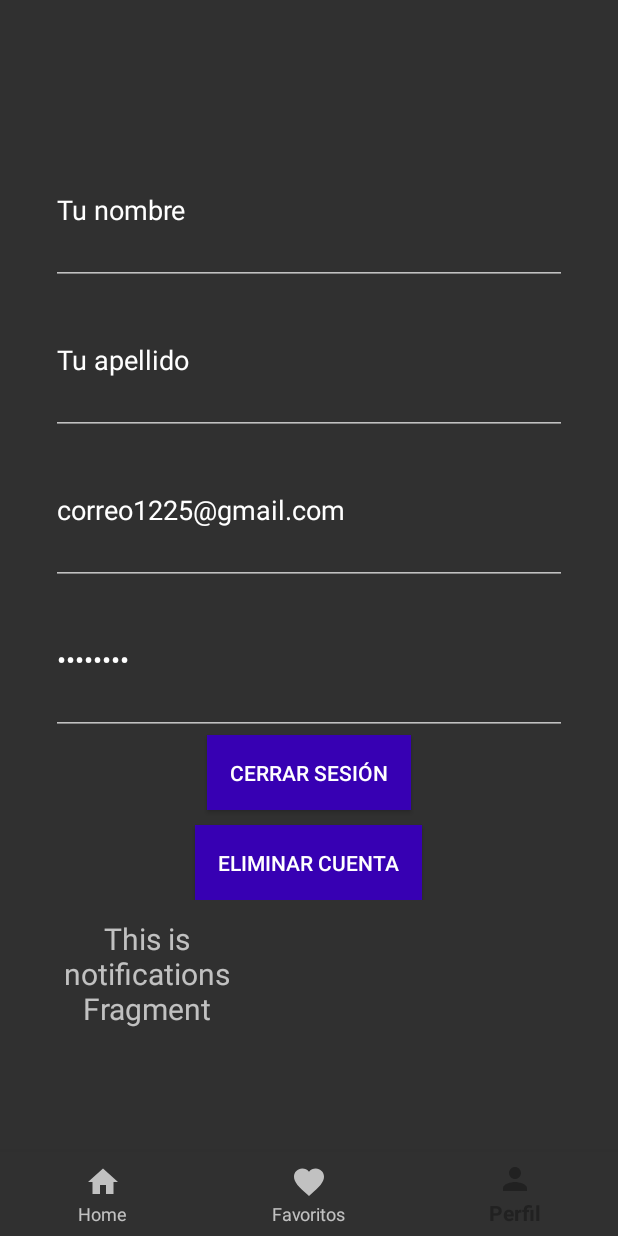
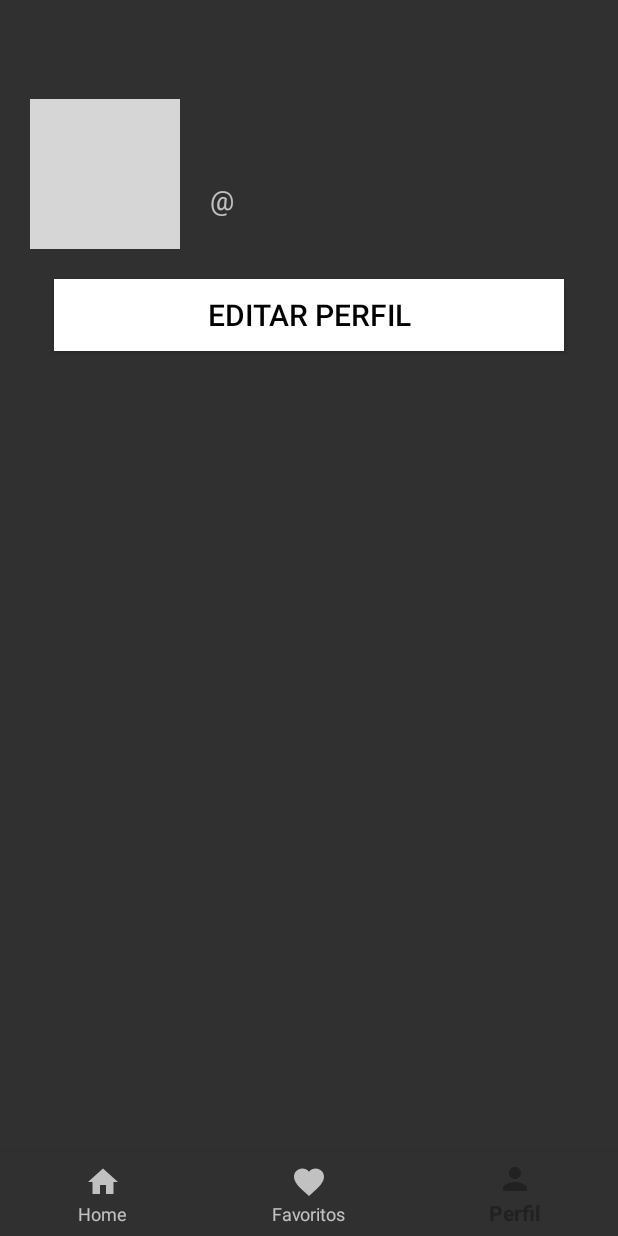
Before and after one commit to luciaortizn/AppCine, an Android app: the PerfilFragment screen opened through its navigation route, on a phone screen of 412 x 824 dp. Run offline under Robolectric (Android 15) with nearby library versions, the light colour scheme and no system bars; our stand-ins replace navigation-ui; grey boxes are pictures that could not be loaded.

Commit message:
Obtener datos User

```diff
--- a/app/src/main/AndroidManifest.xml
+++ b/app/src/main/AndroidManifest.xml
@@ -19,6 +19,9 @@
         android:theme="@style/Theme.AppCompat"
         tools:targetApi="31">
         <activity
+            android:name=".ui.editUser.EditUser"
+            android:exported="false" />
+        <activity
             android:name=".ui.auth.Login"
             android:exported="false" />
         <activity
@@ -29,9 +32,6 @@
             android:exported="false" />
         <activity
             android:name=".MainActivity2"
-            android:exported="false" />
-        <activity
-            android:name=".PerfilActivity"
             android:exported="false" />
         <activity
             android:name=".Splash"
--- a/app/src/main/java/com/example/appcine/ui/perfil/PerfilFragment.kt
+++ b/app/src/main/java/com/example/appcine/ui/perfil/PerfilFragment.kt
@@ -1,39 +1,57 @@
 package com.example.appcine.ui.perfil
 
+import android.content.Context
+import android.content.Intent
+import android.content.SharedPreferences
 import android.os.Bundle
 import android.view.LayoutInflater
 import android.view.View
 import android.view.ViewGroup
-import android.widget.TextView
 import androidx.fragment.app.Fragment
-import androidx.lifecycle.ViewModelProvider
-import com.example.appcine.databinding.FragmentNotificationsBinding
-
+import com.example.appcine.R
+import com.example.appcine.databinding.FragmentUserBinding
+import com.example.appcine.ui.editUser.EditUser
 
 class PerfilFragment : Fragment() {
 
-    private var _binding: FragmentNotificationsBinding? = null
+    private var _binding: FragmentUserBinding? = null
 
     // This property is only valid between onCreateView and
     // onDestroyView.
     private val binding get() = _binding!!
+
+    private lateinit var sharedPreferences: SharedPreferences
 
     override fun onCreateView(
         inflater: LayoutInflater,
         container: ViewGroup?,
         savedInstanceState: Bundle?
     ): View {
-        val notificationsViewModel =
-            ViewModelProvider(this).get(NotificationsViewModel::class.java)
+        _binding = FragmentUserBinding.inflate(inflater, container, false)
+        val view = binding.root
 
-        _binding = FragmentNotificationsBinding.inflate(inflater, container, false)
-        val root: View = binding.root
+        sharedPreferences = requireActivity().getSharedPreferences("myPrefs", Context.MODE_PRIVATE)
 
-        val textView: TextView = binding.textNotifications
-        notificationsViewModel.text.observe(viewLifecycleOwner) {
-            textView.text = it
+        val username = sharedPreferences.getString("username", "")
+        val firstName = sharedPreferences.getString("firstName", "")
+
+        if (username != null && firstName != null) {
+            println("Username: $username")
+            println("First Name: $firstName")
         }
-        return root
+
+        val formattedUsername = "@$username"
+
+        binding.textFirstName.text = firstName
+        binding.textUsername.text = formattedUsername
+
+        binding.btnEditProfile.setOnClickListener{
+            val intent = Intent(activity, EditUser::class.java)
+            startActivity(intent)
+            activity?.overridePendingTransition(R.anim.fade_in, R.anim.fade_out)
+        }
+
+        return  view
     }
 
     override fun onDestroyView() {
--- a/app/src/main/res/drawable/button_form.xml
+++ b/app/src/main/res/drawable/button_form.xml
@@ -3,10 +3,10 @@
     <!-- Fondo del botón -->
     <item android:id="@android:id/background">
         <shape>
-            <solid android:color="@color/background" />
+            <solid android:color="@color/white" />
             <stroke
-                android:width="1.5dp"
-                android:color="#000000" />
+                android:width="4dp"
+                android:color="@color/white" />
             <corners android:radius="0dp" />
         </shape>
     </item>
--- a/app/src/main/res/layout/activity_splash.xml
+++ b/app/src/main/res/layout/activity_splash.xml
@@ -10,7 +10,7 @@
         android:id="@+id/logoImageView"
         android:layout_width="wrap_content"
         android:layout_height="wrap_content"
-        android:src="@drawable/logo"
-        android:layout_centerInParent="true"/>
+        android:layout_centerInParent="true"
+        android:src="@drawable/logo" />
 
 </RelativeLayout>
--- a/app/src/main/res/layout/fragment_notifications.xml
+++ /dev/null
@@ -1,85 +0,0 @@
-<?xml version="1.0" encoding="utf-8"?>
-<GridLayout xmlns:android="http://schemas.android.com/apk/res/android"
-    xmlns:app="http://schemas.android.com/apk/res-auto"
-    xmlns:tools="http://schemas.android.com/tools"
-    android:layout_width="match_parent"
-    android:layout_height="match_parent"
-    android:orientation="vertical"
-    tools:context=".ui.perfil.PerfilFragment"
-    android:columnCount="2"
-    android:rowCount="5"
-    android:alignmentMode="alignMargins"
-    android:columnOrderPreserved="false"
-    android:useDefaultMargins="true"
-    android:padding="30dp">
-    <LinearLayout
-        android:gravity="center"
-        android:layout_width="match_parent"
-        android:layout_height="wrap_content"
-        android:orientation="vertical">
-
-        <EditText
-            android:layout_width="match_parent"
-            android:text="Tu nombre"
-            android:layout_height="100dp"
-
-            />
-
-        <EditText
-            android:layout_width="match_parent"
-            android:layout_height="100dp"
-            android:text="Tu apellido"
-            />
-
-
-
-        <EditText
-
-            android:layout_width="match_parent"
-            android:layout_height="100dp"
-            android:text="correo1225@gmail.com"
-            />
-
-
-
-
-        <EditText
-            android:inputType="textPassword"
-            android:layout_width="match_parent"
-            android:layout_height="100dp"
-            android:text="12345Ts#"
-            />
-        <Button
-            android:id="@+id/button"
-            android:layout_width="wrap_content"
-            android:layout_height="wrap_content"
-            android:padding="15dp"
-            android:background="@color/design_default_color_primary_dark"
-            android:layout_marginBottom="10dp"
-            android:text="Cerrar sesión" />
-
-        <Button
-            android:id="@+id/button2"
-            android:padding="15dp"
-            android:background="@color/design_default_color_primary_dark"
-            android:layout_width="wrap_content"
-            android:layout_height="wrap_content"
-            android:text="Eliminar cuenta" />
-    </LinearLayout>
-
-
-    <TextView
-        android:id="@+id/text_notifications"
-        android:layout_width="120dp"
-        android:layout_height="wrap_content"
-        android:layout_row="1"
-        android:layout_column="0"
-        android:layout_columnSpan="1"
-        android:layout_marginStart="8dp"
-        android:layout_marginTop="8dp"
-        android:layout_marginEnd="8dp"
-        android:text="Esto son los favoritos"
-        android:textAlignment="center"
-        android:textSize="20sp" />
-
-</GridLayout>
--- /dev/null
+++ b/app/src/main/res/layout/fragment_user.xml
@@ -0,0 +1,61 @@
+<?xml version="1.0" encoding="utf-8"?>
+<GridLayout xmlns:android="http://schemas.android.com/apk/res/android"
+    xmlns:app="http://schemas.android.com/apk/res-auto"
+    xmlns:tools="http://schemas.android.com/tools"
+    android:layout_width="match_parent"
+    android:layout_height="match_parent"
+    android:orientation="vertical"
+    tools:context=".ui.perfil.PerfilFragment"
+    android:padding="10dp">
+
+    <LinearLayout
+        android:gravity="center_vertical"
+        android:layout_width="match_parent"
+        android:layout_height="wrap_content"
+        android:orientation="horizontal">
+
+        <ImageView
+            android:id="@+id/circle"
+            android:layout_width="100dp"
+            android:layout_height="100dp"
+            android:src="@drawable/circular_button"
+            android:layout_marginStart="10dp"
+            android:layout_marginEnd="20dp" />
+
+        <LinearLayout
+            android:layout_width="wrap_content"
+            android:layout_height="wrap_content"
+            android:orientation="vertical">
+
+            <TextView
+                android:id="@+id/textFirstName"
+                android:layout_width="wrap_content"
+                android:layout_height="wrap_content"
+                android:text="@string/name"
+                android:layout_gravity="center_vertical"
+                android:textSize="18sp"
+                android:layout_marginBottom="10dp"/>
+
+            <TextView
+                android:id="@+id/textUsername"
+                android:layout_width="wrap_content"
+                android:layout_height="wrap_content"
+                android:text="@string/username"
+                android:layout_gravity="center_vertical"
+                android:textSize="18sp" />
+        </LinearLayout>
+
+    </LinearLayout>
+
+    <androidx.appcompat.widget.AppCompatButton
+        android:id="@+id/btnEditProfile"
+        android:layout_width="340dp"
+        android:layout_height="wrap_content"
+        android:layout_gravity="center_horizontal"
+        android:layout_marginTop="20dp"
+        android:background="@drawable/button_form"
+        android:textSize="20dp"
+        android:text="@string/editProfile"
+        android:textColor="@color/black"/>
+
+</GridLayout>
--- a/app/src/main/res/navigation/mobile_navegation2.xml
+++ b/app/src/main/res/navigation/mobile_navegation2.xml
@@ -21,5 +21,5 @@
         android:id="@+id/navigation_notifications"
         android:name="com.example.appcine.ui.perfil.PerfilFragment"
         android:label="@string/perfil"
-        tools:layout="@layout/fragment_notifications" />
+        tools:layout="@layout/fragment_user" />
 </navigation>
--- a/app/src/main/res/navigation/mobile_navegation3.xml
+++ b/app/src/main/res/navigation/mobile_navegation3.xml
@@ -21,5 +21,5 @@
         android:id="@+id/navigation_notifications"
         android:name="com.example.appcine.ui.perfil.PerfilFragment"
         android:label="@string/perfil"
-        tools:layout="@layout/fragment_notifications" />
+        tools:layout="@layout/fragment_user" />
 </navigation>
--- a/app/src/main/res/navigation/mobile_navigation.xml
+++ b/app/src/main/res/navigation/mobile_navigation.xml
@@ -21,5 +21,5 @@
         android:id="@+id/navigation_notifications"
         android:name="com.example.appcine.ui.perfil.PerfilFragment"
         android:label="@string/title_notifications"
-        tools:layout="@layout/fragment_notifications" />
+        tools:layout="@layout/fragment_user" />
 </navigation>
--- a/app/src/main/res/values/colors.xml
+++ b/app/src/main/res/values/colors.xml
@@ -2,6 +2,6 @@
 <resources>
     <color name="black">#FF000000</color>
     <color name="white">#FFFFFFFF</color>
-    <color name="background">#203645</color>
+    <color name="background">#274073</color>
     <color name="blue">#264058</color>
 </resources>
```
Also changed, not shown: app/src/main/java/com/example/appcine/Splash.kt (+14 -2 lines), app/src/main/java/com/example/appcine/ui/auth/Login.kt (+14 -0 lines), app/src/main/java/com/example/appcine/ui/auth/Register.kt (+4 -8 lines), app/src/main/res/drawable/ic_blind_50.xml (deleted, +0 -18 lines), app/src/main/res/drawable/ic_eye_50.xml (deleted, +0 -14 lines), app/src/main/res/layout/activity_charge.xml (+20 -15 lines), app/src/main/res/layout/activity_login.xml (+7 -7 lines), app/src/main/res/layout/activity_register.xml (+5 -5 lines), app/src/main/res/values/strings.xml (+6 -2 lines).
